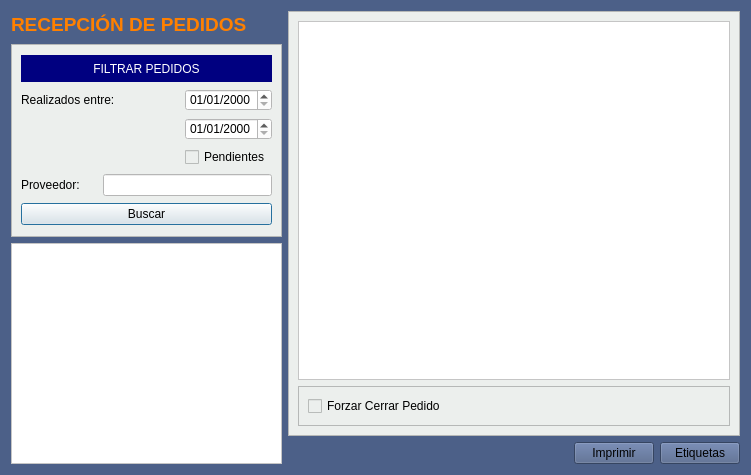
Above: Zona_Compras/frmrecepcion_pedidos.ui from arcnexus/RedFoX before the change. Below: the same form after it.
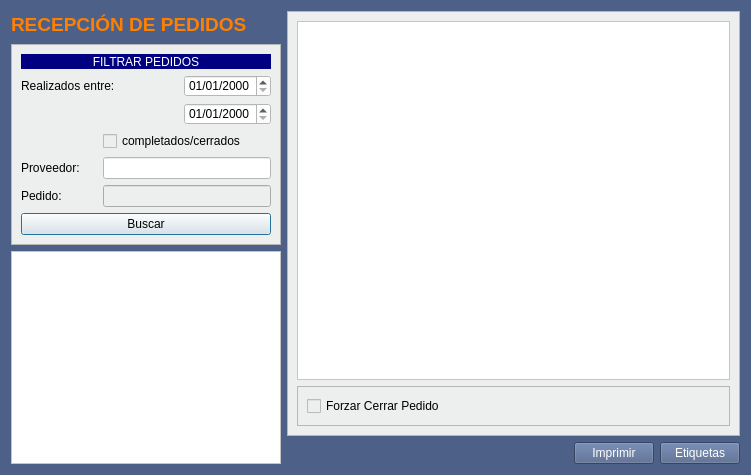
That is the form after the change.

Commit message: recepcion de pedidos gestión líneas pedido.

The edit to the form file:
```diff
--- a/Zona_Compras/frmrecepcion_pedidos.ui
+++ b/Zona_Compras/frmrecepcion_pedidos.ui
@@ -34,8 +34,14 @@
     <widget class="QFrame" name="frame">
      <property name="minimumSize">
       <size>
-       <width>0</width>
-       <height>176</height>
+       <width>270</width>
+       <height>201</height>
+      </size>
+     </property>
+     <property name="maximumSize">
+      <size>
+       <width>270</width>
+       <height>16777215</height>
       </size>
      </property>
      <property name="styleSheet">
@@ -82,13 +88,6 @@
         </property>
        </widget>
       </item>
-      <item row="3" column="2">
-       <widget class="QCheckBox" name="chkPedientes">
-        <property name="text">
-         <string>Pendientes</string>
-        </property>
-       </widget>
-      </item>
       <item row="2" column="2">
        <widget class="QDateEdit" name="txtFechaFin">
         <property name="styleSheet">
@@ -116,13 +115,30 @@
         </property>
        </widget>
       </item>
-      <item row="5" column="0" colspan="3">
+      <item row="6" column="0" colspan="3">
        <widget class="QPushButton" name="btnBuscar">
         <property name="text">
          <string>Buscar</string>
         </property>
        </widget>
       </item>
+      <item row="5" column="0">
+       <widget class="QLabel" name="label_4">
+        <property name="text">
+         <string>Pedido:</string>
+        </property>
+       </widget>
+      </item>
+      <item row="5" column="1" colspan="2">
+       <widget class="QLineEdit" name="txtNumPedido"/>
+      </item>
+      <item row="3" column="1" colspan="2">
+       <widget class="QCheckBox" name="chkPedientes">
+        <property name="text">
+         <string>completados/cerrados</string>
+        </property>
+       </widget>
+      </item>
      </layout>
     </widget>
    </item>
@@ -141,6 +157,9 @@
    </item>
    <item row="3" column="2">
     <widget class="QPushButton" name="pushButton_3">
+     <property name="styleSheet">
+      <string notr="true">color: rgb(255, 255, 255);</string>
+     </property>
      <property name="text">
       <string>Imprimir</string>
      </property>
@@ -148,6 +167,9 @@
    </item>
    <item row="3" column="3">
     <widget class="QPushButton" name="pushButton_2">
+     <property name="styleSheet">
+      <string notr="true">color: rgb(255, 255, 255);</string>
+     </property>
      <property name="text">
       <string>Etiquetas</string>
      </property>
@@ -166,7 +188,7 @@
      </property>
      <layout class="QVBoxLayout" name="verticalLayout">
       <item>
-       <widget class="QTableView" name="tablaLineas">
+       <widget class="QTableWidget" name="tablaLineas">
         <property name="styleSheet">
          <string notr="true">background-color: rgb(255, 255, 255);
 alternate-background-color: rgb(255, 253, 219);</string>
@@ -174,6 +196,9 @@
         <property name="alternatingRowColors">
          <bool>true</bool>
         </property>
+        <attribute name="horizontalHeaderMinimumSectionSize">
+         <number>1</number>
+        </attribute>
         <attribute name="horizontalHeaderStretchLastSection">
          <bool>true</bool>
         </attribute>
@@ -212,9 +237,21 @@
    </item>
    <item row="2" column="0" rowspan="2">
     <widget class="QTableView" name="tablaPedidos">
+     <property name="maximumSize">
+      <size>
+       <width>270</width>
+       <height>16777215</height>
+      </size>
+     </property>
      <property name="styleSheet">
       <string notr="true">background-color: rgb(255, 255, 255);</string>
      </property>
+     <property name="selectionBehavior">
+      <enum>QAbstractItemView::SelectRows</enum>
+     </property>
+     <attribute name="horizontalHeaderStretchLastSection">
+      <bool>true</bool>
+     </attribute>
     </widget>
    </item>
   </layout>
```
Left out of the diff: 5 changed lines with no effect on the pictures. The commit also changes 7 other files.
